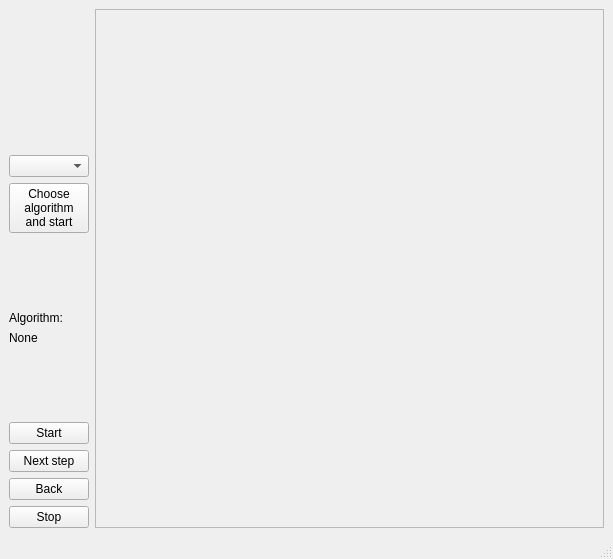
symphony-of-nirfolio-uni/graph-algorithms, file Graph_algorithms/GraphUI/graphplotwindow.ui: the form before one commit.
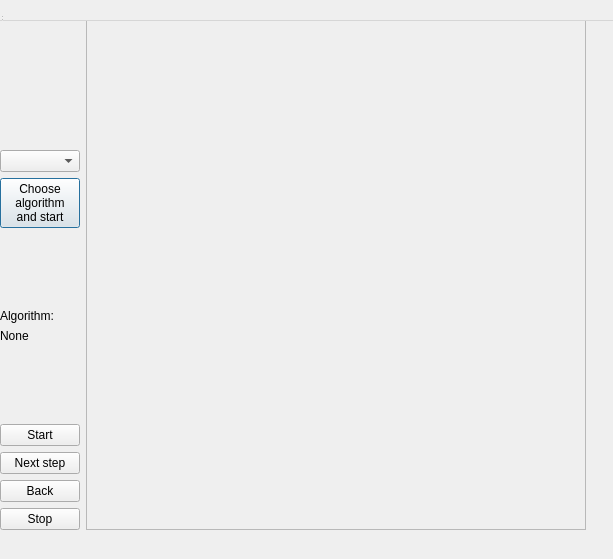
The form after the commit.

```diff
--- a/Graph_algorithms/GraphUI/graphplotwindow.ui
+++ b/Graph_algorithms/GraphUI/graphplotwindow.ui
@@ -1,7 +1,7 @@
 <?xml version="1.0" encoding="UTF-8"?>
 <ui version="4.0">
  <class>GraphPlotWindow</class>
- <widget class="QMainWindow" name="GraphPlotWindow">
+ <widget class="QDialog" name="GraphPlotWindow">
   <property name="geometry">
    <rect>
     <x>0</x>
```
